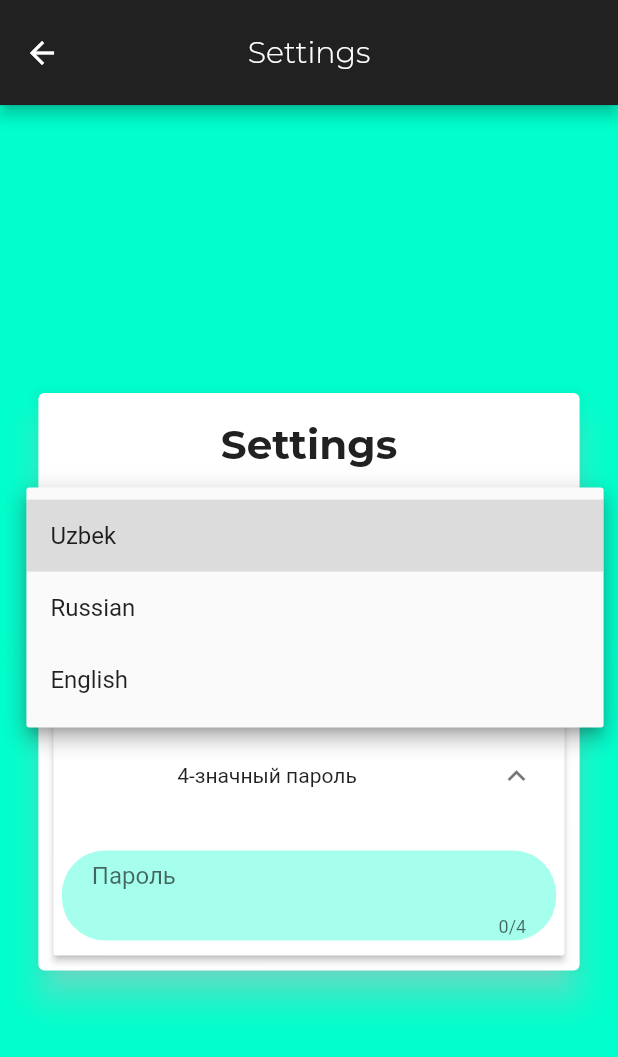
After one commit to pbd14/Footy, a Flutter app: the SettingsScreen screen opened directly, after a tap on the "arrow drop down" icon, on a phone screen of 412 x 824 dp. The commit adds this screen. Shown: the top 1057 px of the screen. Run offline on Flutter 3.47's test engine with Material 2 defaults, Android fonts, the phone set to English and light mode, and no system bars; drawn by our look-alikes of overlay_support; our stand-ins replace cached_network_image, carousel_slider, cloud_firestore, date_format, firebase_auth, firebase_core and 9 more; missing offline and left inert: flutter_screen_lock; accounts and stored records are empty.

Commit message:
Updated Profile screens: Added settings screen Added shared preference Added local pasword

```diff
--- a/lib/Screens/HomeScreen/home_screen.dart
+++ b/lib/Screens/HomeScreen/home_screen.dart
@@ -13,6 +13,7 @@ import 'package:flutter_complete_guide/widgets/label_button.dart';
 import 'package:flutter_complete_guide/widgets/point_object.dart';
 import 'package:flutter_complete_guide/widgets/rounded_button.dart';
 import 'package:flutter_complete_guide/widgets/slide_right_route_animation.dart';
+import 'package:flutter_screen_lock/functions.dart';
 import 'package:geolocator/geolocator.dart' as geolocator;
 import 'package:google_fonts/google_fonts.dart';
 import 'package:overlay_support/overlay_support.dart';
@@ -25,6 +26,7 @@ import 'package:flutter_complete_guide/Screens/loading_screen.dart';
 import 'package:flutter_complete_guide/constants.dart';
 import 'package:google_maps_flutter/google_maps_flutter.dart';
 import 'package:location/location.dart';
+import 'package:shared_preferences/shared_preferences.dart';
 
 Map<String, double> data = null;
 
@@ -87,6 +89,26 @@ class HomeScreenState extends State<HomeScreen> {
     setState(() {
       _selectedIndex = index;
     });
+  }
+
+  Future<void> prepare() async {
+    final prefs = await SharedPreferences.getInstance();
+    final value1 = prefs.getBool('local_auth') ?? false;
+    if (value1) {
+      // Navigator.push(
+      //   context,
+      //   SlideRightRoute(
+      //     page: ScreenLock(
+      //       correctString: prefs.getString('local_password'),
+      //       canCancel: false,
+      //     ),
+      //   ),
+      // );
+      screenLock(
+          context: context,
+          correctString: prefs.getString('local_password'),
+          canCancel: false);
+    }
   }
 
   @override
--- /dev/null
+++ b/lib/Screens/ProfileScreen/components/settings.dart
@@ -0,0 +1,344 @@
+import 'dart:async';
+import 'package:flutter/material.dart';
+import 'package:flutter/services.dart';
+import 'package:flutter_complete_guide/Models/PushNotificationMessage.dart';
+import 'package:flutter_complete_guide/constants.dart';
+import 'package:flutter_complete_guide/widgets/rounded_text_input.dart';
+import 'package:flutter_screen_lock/functions.dart';
+import 'package:google_fonts/google_fonts.dart';
+import 'package:overlay_support/overlay_support.dart';
+import 'package:shared_preferences/shared_preferences.dart';
+import '../../loading_screen.dart';
+
+class SettingsScreen extends StatefulWidget {
+  final String errors;
+  SettingsScreen({Key key, this.errors}) : super(key: key);
+  @override
+  _SettingsScreenState createState() => _SettingsScreenState();
+}
+
+class _SettingsScreenState extends State<SettingsScreen> {
+  final _formKey = GlobalKey<FormState>();
+  final _formKey1 = GlobalKey<FormState>();
+  SharedPreferences prefs;
+  var value1;
+  bool expV1 = false;
+  String error = '';
+  String lang;
+  bool loading = true;
+
+  @override
+  void dispose() {
+    super.dispose();
+  }
+
+  Future<void> prepare() async {
+    prefs = await SharedPreferences.getInstance();
+    value1 = prefs.getBool('local_auth') ?? false;
+    lang = prefs.getString('lang') ?? '';
+    if (value1) {
+      // Navigator.push(
+      //   context,
+      //   SlideRightRoute(
+      //     page: ScreenLock(
+      //       correctString: prefs.getString('local_password'),
+      //       canCancel: false,
+      //     ),
+      //   ),
+      // );
+      screenLock(
+          context: context,
+          correctString: prefs.getString('local_password'),
+          canCancel: false);
+    }
+    if (this.mounted) {
+      setState(() {
+        expV1 = value1;
+        loading = false;
+      });
+    } else {
+      expV1 = value1;
+      loading = false;
+    }
+  }
+
+  void initState() {
+    prepare();
+    super.initState();
+  }
+
+  @override
+  Widget build(BuildContext context) {
+    Size size = MediaQuery.of(context).size;
+    if (widget.errors != null) {
+      setState(() {
+        error = widget.errors;
+      });
+    }
+    return loading
+        ? LoadingScreen()
+        : Scaffold(
+            appBar: AppBar(
+              iconTheme: IconThemeData(color: whiteColor),
+              toolbarHeight: size.width * 0.17,
+              backgroundColor: darkColor,
+              centerTitle: true,
+              title: Text(
+                'Settings',
+                overflow: TextOverflow.ellipsis,
+                textScaleFactor: 1,
+                style: GoogleFonts.montserrat(
+                  textStyle: TextStyle(
+                    color: whiteColor,
+                    fontSize: 20,
+                    fontWeight: FontWeight.w300,
+                  ),
+                ),
+              ),
+            ),
+            backgroundColor: primaryColor,
+            body: Container(
+              child: SingleChildScrollView(
+                child: Center(
+                  child: Column(
+                    children: [
+                      SizedBox(
+                        height: size.height * 0.5 - 225,
+                      ),
+                      Container(
+                        width: 0.9 * size.width,
+                        child: Column(
+                          children: [
+                            Card(
+                              elevation: 10,
+                              margin: EdgeInsets.all(5),
+                              shadowColor: whiteColor,
+                              child: Padding(
+                                padding: const EdgeInsets.all(8.0),
+                                child: Form(
+                                  key: _formKey1,
+                                  child: Column(
+                                    mainAxisAlignment: MainAxisAlignment.center,
+                                    children: <Widget>[
+                                      Padding(
+                                        padding: const EdgeInsets.all(10.0),
+                                        child: Center(
+                                          child: Text(
+                                            'Settings',
+                                            style: GoogleFonts.montserrat(
+                                              textStyle: TextStyle(
+                                                color: darkColor,
+                                                fontSize: 27,
+                                                fontWeight: FontWeight.bold,
+                                              ),
+                                            ),
+                                          ),
+                                        ),
+                                      ),
+                                      SizedBox(height: 10),
+                                      DropdownButton<String>(
+                                        isExpanded: true,
+                                        hint: Text(
+                                          lang != null ? lang : 'Language',
+                                          textScaleFactor: 1,
+                                          style: GoogleFonts.montserrat(
+                                            textStyle: TextStyle(
+                                              color: darkPrimaryColor,
+                                              fontWeight: FontWeight.bold,
+                                            ),
+                                          ),
+                                        ),
+                                        items: [
+                                          new DropdownMenuItem<String>(
+                                            value: 'UZ',
+                                            child: new Text(
+                                              'Uzbek',
+                                              textScaleFactor: 1,
+                                            ),
+                                          ),
+                                          new DropdownMenuItem<String>(
+                                            value: 'RU',
+                                            child: new Text(
+                                              'Russian',
+                                              textScaleFactor: 1,
+                                            ),
+                                          ),
+                                          new DropdownMenuItem<String>(
+                                            value: 'EN',
+                                            child: new Text(
+                                              'English',
+                                              textScaleFactor: 1,
+                                            ),
+                                          ),
+                                        ],
+                                        onChanged: (value) {
+                                          setState(() {
+                                            lang = value;
+                                          });
+                                          prefs.setString('lang', value);
+                                          PushNotificationMessage notification =
+                                              PushNotificationMessage(
+                                            title: 'Saved',
+                                            body: 'Language is saved',
+                                          );
+                                          showSimpleNotification(
+                                            Container(
+                                                child: Text(notification.body)),
+                                            position: NotificationPosition.top,
+                                            background: primaryColor,
+                                          );
+                                        },
+                                      ),
+                                      SizedBox(
+                                        height: 20,
+                                      ),
+                                    ],
+                                  ),
+                                ),
+                              ),
+                            ),
+                            Card(
+                              elevation: 10,
+                              margin: EdgeInsets.all(5),
+                              shadowColor: whiteColor,
+                              child: Padding(
+                                padding: const EdgeInsets.all(10.0),
+                                child: Column(
+                                  children: [
+                                    Row(
+                                      children: [
+                                        Expanded(
+                                          flex: 7,
+                                          child: Text(
+                                            'Local password',
+                                            overflow: TextOverflow.ellipsis,
+                                            style: GoogleFonts.montserrat(
+                                              textStyle: TextStyle(
+                                                color: darkColor,
+                                                fontSize: 17,
+                                                fontWeight: FontWeight.w400,
+                                              ),
+                                            ),
+                                          ),
+                                        ),
+                                        SizedBox(width: 5),
+                                        Align(
+                                          alignment: Alignment.centerRight,
+                                          child: Switch(
+                                            activeColor: primaryColor,
+                                            value: expV1,
+                                            onChanged: (val) {
+                                              if (this.mounted) {
+                                                setState(() {
+                                                  expV1 = val;
+                                                  if (!val) {
+                                                    prefs.setBool(
+                                                        'local_auth', expV1);
+                                                    prefs.setString(
+                                                        'local_password', '');
+                                                    PushNotificationMessage
+                                                        notification =
+                                                        PushNotificationMessage(
+                                                      title: 'Сохранено',
+                                                      body:
+                                                          'Локальный пароль отключен',
+                                                    );
+                                                    showSimpleNotification(
+                                                      Container(
+                                                        child: Text(
+                                                            notification.body),
+                                                      ),
+                                                      position:
+                                                          NotificationPosition
+                                                              .top,
+                                                      background: Colors.red,
+                                                    );
+                                                  }
+                                                });
+                                              }
+                                            },
+                                          ),
+                                        ),
+                                      ],
+                                    ),
+                                    ExpansionPanelList(
+                                      children: [
+                                        ExpansionPanel(
+                                          isExpanded: expV1,
+                                          headerBuilder: (context, isOpen) {
+                                            return Center(
+                                              child: Container(
+                                                  margin: EdgeInsets.fromLTRB(
+                                                      5, 2, 5, 2),
+                                                  child:
+                                                      Text('4-значный пароль')),
+                                            );
+                                          },
+                                          body: Center(
+                                            child: RoundedTextInput(
+                                              height: 80,
+                                              length: 4,
+                                              initialValue: prefs.getString(
+                                                          'local_password') !=
+                                                      null
+                                                  ? '****'
+                                                  : '',
+                                              validator: (val) {
+                                                if (val.length != 4) {
+                                                  return "Нужен 4-значный код";
+                                                }
+                                              },
+                                              formatters: [
+                                                FilteringTextInputFormatter
+                                                    .allow(
+                                                        RegExp(r"[0-9]+|\s")),
+                                              ],
+                                              hintText: 'Пароль',
+                                              type: TextInputType.number,
+                                              onChanged: (value) {
+                                                if (value.length == 4) {
+                                                  prefs.setBool(
+                                                      'local_auth', expV1);
+                                                  prefs.setString(
+                                                      'local_password', value);
+                                                  PushNotificationMessage
+                                                      notification =
+                                                      PushNotificationMessage(
+                                                    title: 'Сохранено',
+                                                    body:
+                                                        'Локальный пароль включен',
+                                                  );
+                                                  showSimpleNotification(
+                                                    Container(
+                                                        child: Text(
+                                                            notification.body)),
+                                                    position:
+                                                        NotificationPosition
+                                                            .top,
+                                                    background: primaryColor,
+                                                  );
+                                                }
+                                              },
+                                            ),
+                                          ),
+                                        ),
+                                      ],
+                                    ),
+                                  ],
+                                ),
+                              ),
+                            ),
+                          ],
+                        ),
+                      ),
+                      SizedBox(
+                        height: 20,
+                      ),
+                    ],
+                  ),
+                ),
+              ),
+            ),
+          );
+  }
+}
--- a/lib/Screens/ProfileScreen/profile_screen.dart
+++ b/lib/Screens/ProfileScreen/profile_screen.dart
@@ -45,7 +45,7 @@ class _ProfileScreenState extends State<ProfileScreen> {
                     ),
                     Tab(
                       child: Text(
-                        'Profile',
+                        'Activity',
                         style: GoogleFonts.montserrat(
                           textStyle: TextStyle(
                               color: whiteColor,
--- a/pubspec.yaml
+++ b/pubspec.yaml
@@ -44,6 +44,8 @@ dependencies:
   flutter_rating_bar: ^4.0.0
   firebase_messaging: ^10.0.0
   cached_network_image: ^3.0.0
+  shared_preferences: ^2.0.5
+  flutter_screen_lock: ^4.0.3
 
 dev_dependencies:
   flutter_test:
```
Also changed, not shown: lib/Screens/ProfileScreen/components/2.dart (+105 -8 lines), pubspec.lock.
